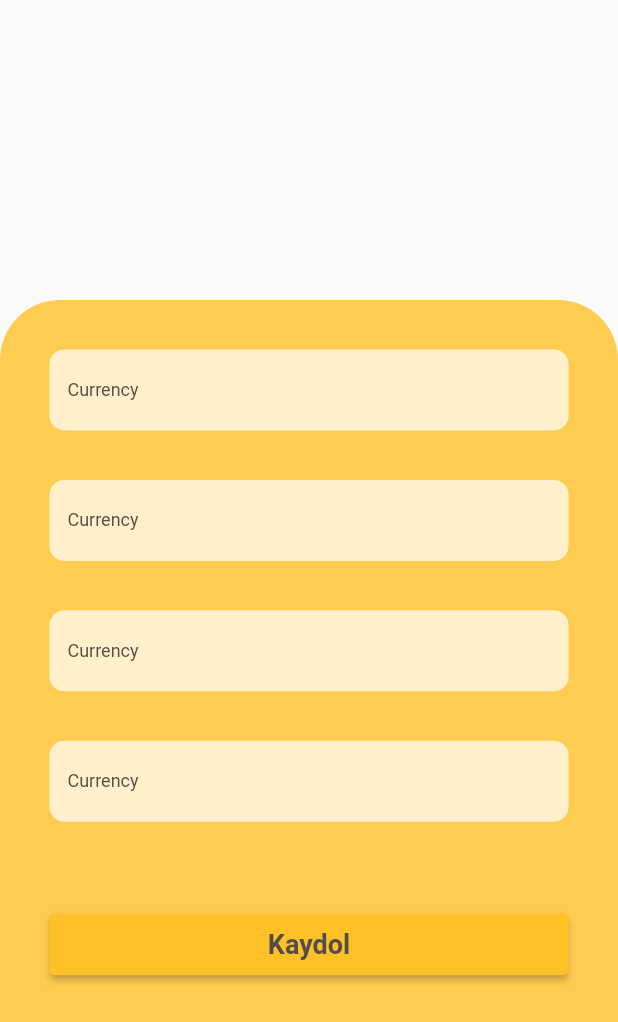
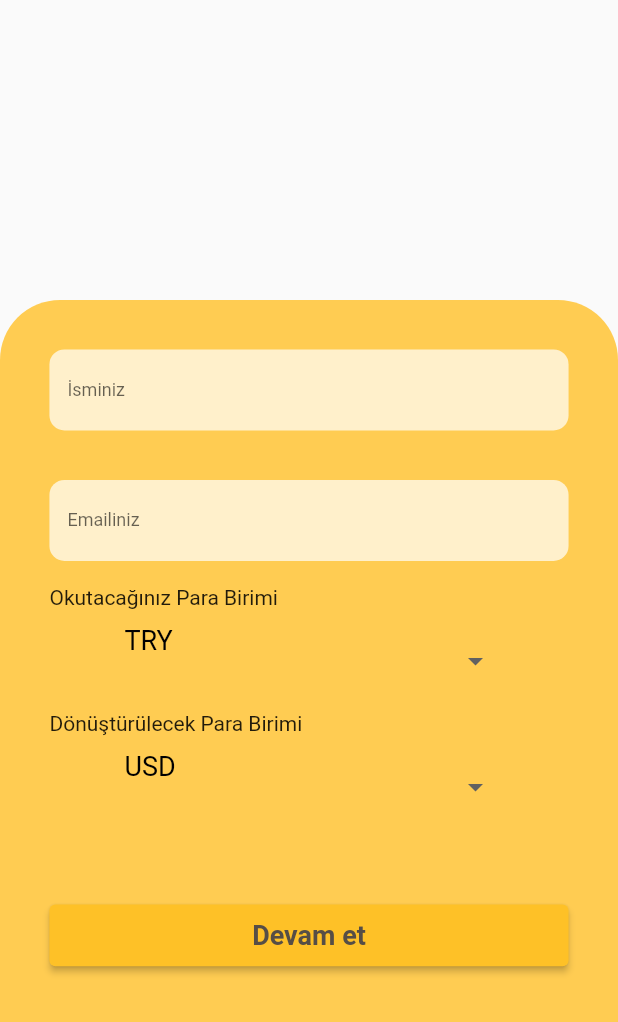
Before and after one commit to SumeyyeAydogan/tag_eyes_app, a Flutter app: the CurrencyPage screen opened directly, on a phone screen of 412 x 824 dp. Shown: the top 1022 px of the screen. Run offline on Flutter 3.47's test engine with Material 2 defaults, Android fonts, the phone set to English and light mode, and no system bars; our stand-ins replace form_builder_validators, shared_preferences; missing offline and left inert: qr_code_scanner; accounts and stored records are empty; Roboto replaces fonts that are missing (Urbanist).

```diff
--- a/lib/core/constants/application_constants.dart
+++ b/lib/core/constants/application_constants.dart
@@ -1,3 +1,5 @@
+// ignore_for_file: constant_identifier_names
+
 class ApplicationConstants {
   static const String APP_NAME = "TagEyes";
   static const String VALIDATE_FORM_ERROR = "Bu alan zorunludur.";
--- a/lib/core/constants/image_constants.dart
+++ b/lib/core/constants/image_constants.dart
@@ -1,3 +1,5 @@
+// ignore_for_file: constant_identifier_names
+
 class ImageConstants {
   static const String INTRODUCTION_BG = "introduction-bg";
   static const String LOGIN_BG = "login-bg";
--- a/lib/core/constants/navigation_constant.dart
+++ b/lib/core/constants/navigation_constant.dart
@@ -1,3 +1,5 @@
+// ignore_for_file: constant_identifier_names
+
 class NavigationConstants {
   static const String INTRODUCTION = "/introduction";
   static const String HOME = "/home";
--- a/lib/core/constants/register_constants.dart
+++ b/lib/core/constants/register_constants.dart
@@ -1,3 +1,5 @@
+// ignore_for_file: constant_identifier_names
+
 class CurrencyConstants {
   static const String TITLE = "Merhaba! Başlamak için kaydolun";
   static const String CONTRACT = "Sözleşmeyi";
@@ -10,6 +12,7 @@ class CurrencyConstants {
   static const String PASSWORD = "Şifre";
   static const String WEAK_PASSWORD = "Parola en az 6 karakterli olmalı.";
   static const String EXIST_EMAIL = "Bu e-mail adresine ait hesap zaten var.";
-  static const String ERROR_EXCEPTION = "Üzgünüz bir hata ile karşılaştık.";
+  static const String ERROR_EXCEPTION = "Üzgünüz, bir hata ile karşılaştık.";
   static const String SUCCESS = "Kayıt başarılı!. Giriş yapabilirsiniz.";
+  static const String RESUME = "Devam et";
 }
--- a/lib/features/currency/view/currency_view.dart
+++ b/lib/features/currency/view/currency_view.dart
@@ -1,9 +1,6 @@
 import 'package:flutter/material.dart';
 import 'package:tag_eyes_app/core/extension/context_extension.dart';
-import 'package:tag_eyes_app/widgets/custom_page.dart';
 import 'package:tag_eyes_app/widgets/form/currency_form_widget.dart';
-
-import '../../../core/constants/image_manager.dart';
 
 class CurrencyPage extends StatelessWidget {
   const CurrencyPage({Key? key}) : super(key: key);
@@ -15,11 +12,8 @@ class CurrencyPage extends StatelessWidget {
         padding: const EdgeInsets.only(top: 200),
         child: Container(
           decoration: BoxDecoration(
-          borderRadius: BorderRadius.vertical(top: Radius.circular(40)),//const BorderRadius.vertical(top: Radius.circular(50)),
+            borderRadius: const BorderRadius.vertical(top: Radius.circular(40)),
             color: context.theme.colorScheme.primary,
-          /* image: DecorationImage(
-                fit: BoxFit.cover,
-                image: AssetImage(ImageManager.instance.introductionBg)), */
           ),
           child: Column(
             crossAxisAlignment: CrossAxisAlignment.stretch,
@@ -27,16 +21,17 @@ class CurrencyPage extends StatelessWidget {
               Expanded(
                 flex: 0,
                 child: Container(
-                color: Colors.white,//Colors.transparent,
+                  color: Colors.white, //Colors.transparent,
                 ),
               ),
               Padding(
                 padding: context.paddingHighVerticalAndHorizontal,
-              child: CurrencyFormWidget(),
+                child: const CurrencyFormWidget(),
               ),
             ],
           ),
         ),
-        ));
+      ),
+    );
   }
 }
--- a/lib/widgets/button/constants.dart
+++ b/lib/widgets/button/constants.dart
@@ -1,3 +1,5 @@
+// ignore_for_file: constant_identifier_names
+
 class ButtonConstants {
   static const String LOGIN = "Giriş Yap";
   static const String SIGN_UP = "Kaydol";
@@ -5,7 +7,7 @@ class ButtonConstants {
   static const String BACK_LOGIN_PAGE = "Girişe Geri Dön";
   static const String SENDER = "Gönderici";
   static const String SEND = "Gönder";
-  static const String TAKE_PHOTO_START= "Teslimatı Başlat";
+  static const String TAKE_PHOTO_START = "Teslimatı Başlat";
   static const String TAKE_PHOTO_FINISH = "Teslimatı Bitir";
   static const String VERIFY = "Doğrula";
   static const String ORDER = "Teklif Ver";
--- a/lib/widgets/button/custom_elevated_button.dart
+++ b/lib/widgets/button/custom_elevated_button.dart
@@ -7,14 +7,7 @@ class CustomElevationButton extends StatefulWidget {
   final bool isCircle;
   final Color? primaryColor;
   final Size? minimumSize;
-  const CustomElevationButton(
-      {Key? key,
-      required this.onPressed,
-      required this.title,
-      this.isCircle = false,
-      this.primaryColor,
-      this.minimumSize})
-      : super(key: key);
+  const CustomElevationButton({Key? key, required this.onPressed, required this.title, this.isCircle = false, this.primaryColor, this.minimumSize}) : super(key: key);
 
   @override
   State<CustomElevationButton> createState() => _CustomElevationButtonState();
@@ -30,10 +23,11 @@ class _CustomElevationButtonState extends State<CustomElevationButton> {
     return ElevatedButton(
       onPressed: _completeProcess,
       style: ElevatedButton.styleFrom(
-          minimumSize: widget.minimumSize,
-          primary: context.theme.colorScheme.secondary,
-          shape: widget.isCircle ? const CircleBorder(side: BorderSide.none) : null),
-      child: Text(widget.title, style: context.textTheme.button),
+        minimumSize: widget.minimumSize,
+        backgroundColor: context.theme.colorScheme.secondary,
+        shape: widget.isCircle ? const CircleBorder(side: BorderSide.none) : null,
+      ),
+      child: Text(widget.title, style: context.textTheme.labelLarge),
     );
   }
 }
--- a/lib/widgets/form/currency_form_widget.dart
+++ b/lib/widgets/form/currency_form_widget.dart
@@ -1,27 +1,23 @@
 import 'package:flutter/material.dart';
 import 'package:form_builder_validators/form_builder_validators.dart';
+import 'package:shared_preferences/shared_preferences.dart';
 import 'package:tag_eyes_app/core/extension/context_extension.dart';
+import 'package:tag_eyes_app/core/constants/application_constants.dart';
+import 'package:tag_eyes_app/core/constants/register_constants.dart';
 import 'package:tag_eyes_app/features/bottom_nav_bar/main_view.dart';
+import 'package:tag_eyes_app/widgets/button/custom_elevated_button.dart';
+import 'package:tag_eyes_app/widgets/input/login_form_input.dart';
 
-import '../../core/constants/application_constants.dart';
-import '../../core/constants/register_constants.dart';
-import '../button/custom_elevated_button.dart';
-import '../input/custom_form_input.dart';
-import '../input/login_form_input.dart';
+class CurrencyFormWidget extends StatefulWidget {
+  const CurrencyFormWidget({Key? key}) : super(key: key);
 
-class CurrencyFormWidget extends StatelessWidget {
-  CurrencyFormWidget({Key? key}) : super(key: key);
+  @override
+  State<CurrencyFormWidget> createState() => _CurrencyFormWidgetState();
+}
 
+class _CurrencyFormWidgetState extends State<CurrencyFormWidget> {
   final TextEditingController _fullName = TextEditingController();
-
   final TextEditingController _emailText = TextEditingController();
-
-  final TextEditingController _phoneNumber = TextEditingController();
-
-  final TextEditingController _passwordText = TextEditingController();
-
-  final TextEditingController _passwordTextRepeat = TextEditingController();
-
   final _registerFormKey = GlobalKey<FormState>();
 
   @override
@@ -31,27 +27,28 @@ class CurrencyFormWidget extends StatelessWidget {
       child: ListView(
         shrinkWrap: true,
         children: [
-          buildTextFormFieldPerson(context),
+          buildTextFormFieldName(context),
           buildTextFormFieldEmail(context),
-          buildTextFormFieldPhone(context),
-          buildTextFormFieldPhone(context),
+          const Text('Okutacağınız Para Birimi'),
+          buildTextFormFieldFirstCurr(context),
+          const Text('Dönüştürülecek Para Birimi'),
+          buildTextFormFieldSecondCurr(context),
           buildRegisterButton(context),
         ],
       ),
     );
   }
 
-  buildTextFormFieldPerson(BuildContext context) {
+  buildTextFormFieldName(BuildContext context) {
     return Padding(
       padding: context.paddingMediumVertical,
       child: LoginInputFormField(
-        title: "Currency",//CurrencyConstants.FULL_NAME,
+        hintText: 'İsminiz',
         controller: _fullName,
         onSaved: (value) {
           _fullName.text = value!;
         },
-        validator: FormBuilderValidators.required(
-            errorText: ApplicationConstants.VALIDATE_FORM_ERROR),
+        validator: FormBuilderValidators.required(errorText: ApplicationConstants.VALIDATE_FORM_ERROR),
       ),
     );
   }
@@ -61,61 +58,92 @@ class CurrencyFormWidget extends StatelessWidget {
       padding: context.paddingMediumVertical,
       child: LoginInputFormField(
         controller: _emailText,
-        title: "Currency",
+        hintText: 'Emailiniz',
         onSaved: (value) {
           _emailText.text = value!;
         },
-        validator: FormBuilderValidators.required(
-            errorText: ApplicationConstants.VALIDATE_FORM_ERROR),
+        validator: FormBuilderValidators.required(errorText: ApplicationConstants.VALIDATE_FORM_ERROR),
       ),
     );
   }
 
-  buildTextFormFieldPhone(BuildContext context) {
+  List<String> dropdownButtonList1 = [
+    'USD',
+    'EUR',
+    'GBP',
+    'CHF',
+    'TRY',
+  ];
+  List<String> dropdownButtonList2 = [
+    'USD',
+    'EUR',
+    'GBP',
+    'CHF',
+    'TRY',
+  ];
+
+  String dropdownValue1 = 'TRY';
+  String dropdownValue2 = 'USD';
+
+  buildTextFormFieldFirstCurr(BuildContext context) {
     return Padding(
-      padding: context.paddingMediumVertical,
-      child: LoginInputFormField(
-        title: "Currency",
-        controller: _phoneNumber,
-        onSaved: (value) {
-          _phoneNumber.text = value!;
-        },
-        validator: FormBuilderValidators.required(
-            errorText: ApplicationConstants.VALIDATE_FORM_ERROR),
+      padding: const EdgeInsets.symmetric(horizontal: 50, vertical: 10),
+      child: DropdownButtonHideUnderline(
+        child: DropdownButton(
+          hint: const Text('Çevrilecek Para Birimi'),
+          value: dropdownValue1,
+          items: dropdownButtonList1.map((String value) {
+            return DropdownMenuItem<String>(
+              value: value,
+              child: Text(value, style: const TextStyle(color: Colors.white, fontSize: 18)),
+            );
+          }).toList(),
+          selectedItemBuilder: (context) {
+            return dropdownButtonList1.map((String value) {
+              return Text(value, style: const TextStyle(color: Colors.black, fontSize: 18));
+            }).toList();
+          },
+          onChanged: (value) {
+            setState(() {
+              dropdownValue1 = value.toString();
+            });
+          },
+          borderRadius: BorderRadius.circular(10),
+          dropdownColor: Colors.black,
+        ),
       ),
     );
   }
 
-  buildTextFormFieldPassword(BuildContext context) {
+  buildTextFormFieldSecondCurr(BuildContext context) {
     return Padding(
-      padding: context.paddingMediumVertical,
-      child: LoginPasswordCustomField(
-        controller: _passwordText,
-        title: "Currency",
-        onSaved: (value) {
-          _passwordText.text = value!;
-        },
-        validator: FormBuilderValidators.required(
-            errorText: ApplicationConstants.VALIDATE_FORM_ERROR),
+      padding: const EdgeInsets.symmetric(horizontal: 50, vertical: 10),
+      child: DropdownButtonHideUnderline(
+        child: DropdownButton(
+          hint: const Text('Dönüştürülecek Para Birimi'),
+          value: dropdownValue2,
+          items: dropdownButtonList2.map((String value) {
+            return DropdownMenuItem<String>(
+              value: value,
+              child: Text(value, style: const TextStyle(color: Colors.white, fontSize: 18)),
+            );
+          }).toList(),
+          selectedItemBuilder: (context) {
+            return dropdownButtonList2.map((String value) {
+              return Text(value, style: const TextStyle(color: Colors.black, fontSize: 18));
+            }).toList();
+          },
+          onChanged: (value) {
+            setState(() {
+              dropdownValue2 = value.toString();
+            });
+          },
+          borderRadius: BorderRadius.circular(10),
+          dropdownColor: Colors.black,
+        ),
       ),
     );
   }
-
-  buildTextFormFieldPasswordAgain(BuildContext context) {
-    return Padding(
-      padding: context.paddingMediumVertical,
-      child: LoginPasswordCustomField(
-        controller: _passwordTextRepeat,
-        title: "Currency",
-        onSaved: (value) {
-          _passwordText.text = value!;
-        },
-        validator: FormBuilderValidators.required(
-            errorText: ApplicationConstants.VALIDATE_FORM_ERROR),
-      ),
-    );
-  }
-
 
   buildRegisterButton(BuildContext context) {
     return Padding(
@@ -124,30 +152,19 @@ class CurrencyFormWidget extends StatelessWidget {
         //primaryColor: context.theme.colorScheme.primary,
         minimumSize: Size(context.width, context.highValue),
         onPressed: () async {
-          if (_registerFormKey.currentState != null &&
-              _registerFormKey.currentState!.validate()) {
+          if (_registerFormKey.currentState != null && _registerFormKey.currentState!.validate()) {
             _registerFormKey.currentState!.save();
-            await /* RegisterRequestModel(
-                id: "id",
-                email: _emailText.text,
-                password: _passwordText.text,
-                fullName: _fullName.text,
-                gainTotalNumber: 0,
-                identityBirthDay: "identityBirthDay",
-                identityFirstName: "identityFirstName",
-                identityLastName: "identityLastName",
-                identityNumber: "identityNumber",
-                isIdentity: "isIdentity",
-                phone: _phoneNumber.text,
-                phoneAuth: false,
-                profileImage: "profileImage",
-                senderTotalNumber: 0,
-                transportTotalNumber: 0); */
-            Navigator.push(
-                context, MaterialPageRoute(builder: (context) => const MainPage()));
+            SharedPreferences prefs = await SharedPreferences.getInstance();
+            prefs.setBool('isLogin', true);
+            prefs.setString('fullName', _fullName.text);
+            prefs.setString('email', _emailText.text);
+            prefs.setString('firstCurr', dropdownValue1);
+            prefs.setString('secondCurr', dropdownValue2);
+            if (!mounted) return;
+            Navigator.pushAndRemoveUntil(context, MaterialPageRoute(builder: (context) => const MainPage()), (route) => false);
           }
         },
-        title: CurrencyConstants.REGISTER,
+        title: CurrencyConstants.RESUME,
       ),
     );
   }
--- a/lib/widgets/icon/secure_icon.dart
+++ b/lib/widgets/icon/secure_icon.dart
@@ -1,6 +1,5 @@
 import 'package:flutter/material.dart';
 
 class SecureIcon extends Icon {
-   const SecureIcon({required bool isSecure})
-      : super(isSecure ? Icons.visibility : Icons.visibility_off);
+  const SecureIcon({super.key, required bool isSecure}) : super(isSecure ? Icons.visibility : Icons.visibility_off);
 }
--- a/lib/widgets/input/login_form_input.dart
+++ b/lib/widgets/input/login_form_input.dart
@@ -1,9 +1,10 @@
 import 'package:flutter/material.dart';
 
 class LoginInputFormField extends TextFormField {
-  LoginInputFormField(
-      {Key? key,
+  LoginInputFormField({
+    Key? key,
     String? title,
+    String? hintText,
     bool isSecure = false,
     Widget? suffixIcon,
     Widget? prefixIcon,
@@ -12,12 +13,12 @@ class LoginInputFormField extends TextFormField {
     Color? filledColor,
     TextEditingController? controller,
     void Function(String?)? onSaved,
-      GestureTapCallback? onTap})
-      : super(
+    GestureTapCallback? onTap,
+  }) : super(
           key: key,
           controller: controller,
           onChanged: (text) {
-            print("onchanged çalıştı");
+            debugPrint("onchanged çalıştı");
           },
           validator: validator,
           onSaved: onSaved,
@@ -29,12 +30,12 @@ class LoginInputFormField extends TextFormField {
           decoration: InputDecoration(
             prefixIcon: prefixIcon,
             suffixIcon: suffixIcon,
-              labelText: title ?? "E-Posta Adresi",
+            labelText: title,
+            hintText: hintText,
             //labelStyle: TextStyle(fontFamily: 'Noto SansGrantha', color: Color(0xff564E46)),
-              fillColor: Colors.white70,//const Color(0xffB4B4B4).withOpacity(0.2),
+            fillColor: Colors.white70, //const Color(0xffB4B4B4).withOpacity(0.2),
             filled: true,
-              errorStyle:
-                  const TextStyle(color: Colors.red, fontFamily: 'Urbanist'),
+            errorStyle: const TextStyle(color: Colors.red, fontFamily: 'Urbanist'),
             enabledBorder: OutlineInputBorder(
               borderRadius: BorderRadius.circular(10),
               borderSide: const BorderSide(color: Colors.transparent),
@@ -50,6 +51,7 @@ class LoginInputFormField extends TextFormField {
             focusedBorder: OutlineInputBorder(
               borderRadius: BorderRadius.circular(10),
               borderSide: const BorderSide(color: Color(0xffB4B4B4)),
-              )),
+            ),
+          ),
         );
 }
--- a/pubspec.yaml
+++ b/pubspec.yaml
@@ -37,6 +37,8 @@ dependencies:
   # Use with the CupertinoIcons class for iOS style icons.
   cupertino_icons: ^1.0.2
   form_builder_validators: ^8.4.0
+  shared_preferences: ^2.1.0
+  qr_code_scanner: ^1.0.1
 
 dev_dependencies:
   flutter_test:
```
Also changed, not shown: lib/core/init/theme/tag_eyes_theme.dart (+5 -5 lines), lib/features/bottom_nav_bar/main_view.dart (+77 -133 lines), lib/features/scanqr/view/scanqr.dart (added, +57 -0 lines), lib/main.dart (+38 -75 lines), lib/widgets/button/custom_circular_button.dart (+5 -5 lines), lib/widgets/custom_page.dart (+13 -15 lines), lib/widgets/input/custom_form_input.dart (+9 -11 lines), pubspec.lock, 10 other files. Lines whose indentation alone changed are shown as unchanged.
